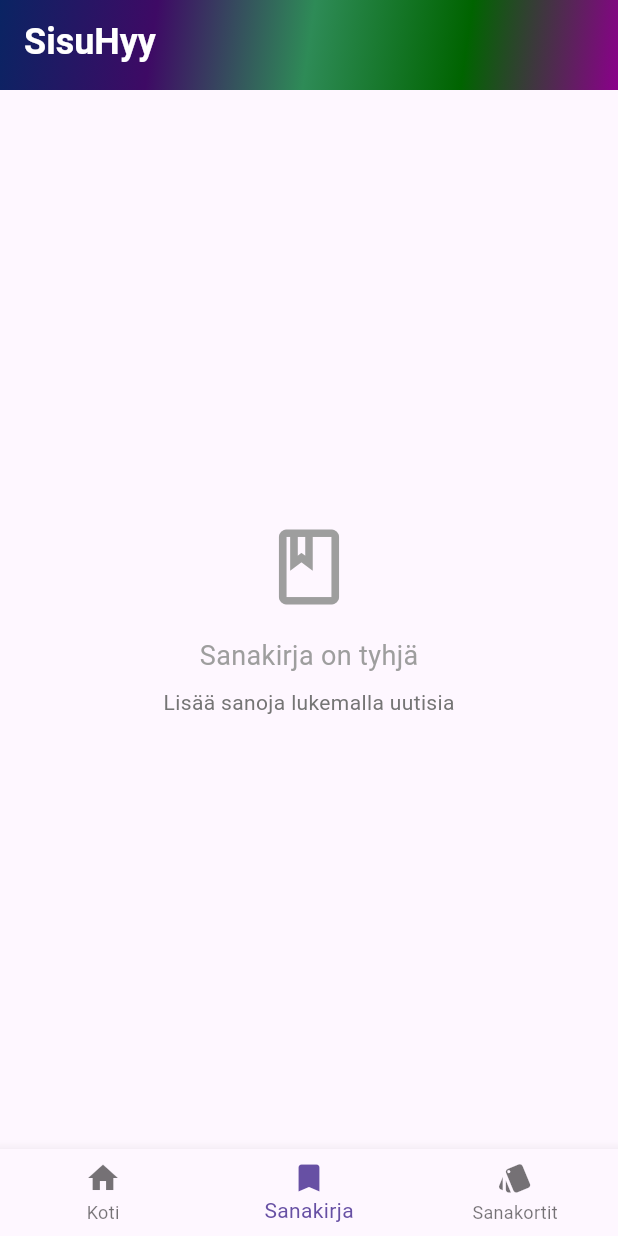
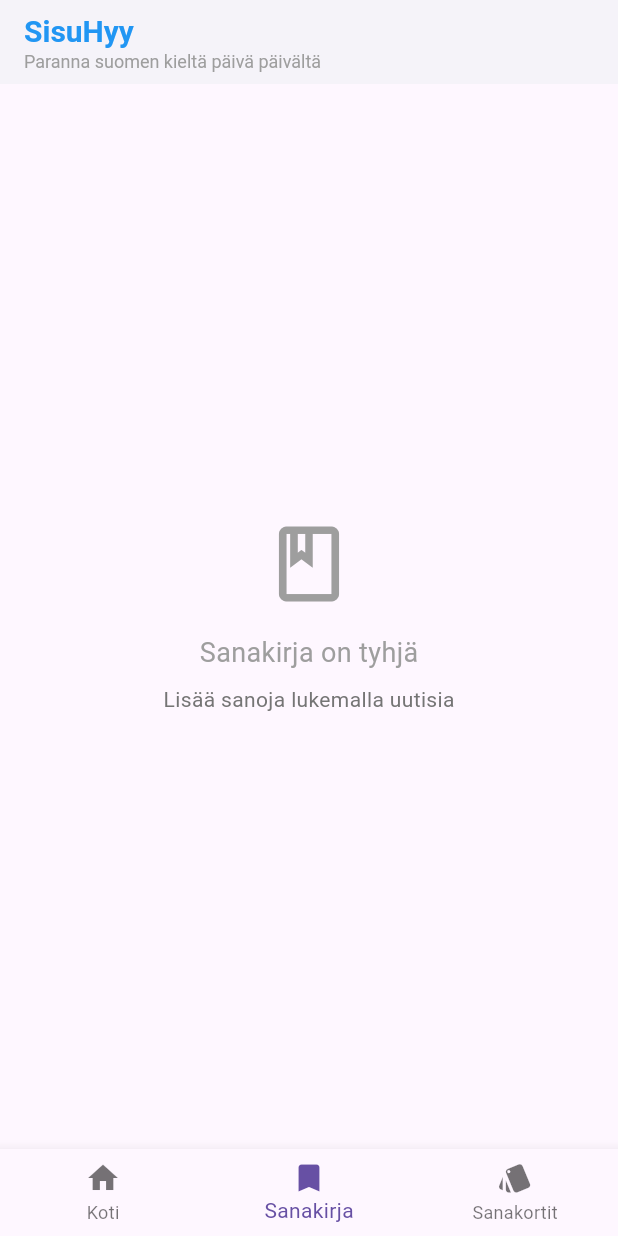
Before and after one commit to monodara/Suomi-Opinto-Avustaja, a Flutter app: the screen it shows after launch, item 2 of the bottom bar chosen, on a phone screen of 412 x 824 dp. Run offline on Flutter 3.47's test engine with Material 3 defaults, Android fonts, the phone set to English and light mode, and no system bars; our stand-ins replace hive, hive_flutter; accounts and stored records are empty; generated files the repository leaves out were written again; network calls fail.

Commit message:
Styled home page.

```diff
--- a/frontend/lib/main.dart
+++ b/frontend/lib/main.dart
@@ -56,7 +56,7 @@ class MyApp extends StatelessWidget {
         appBarTheme: const AppBarTheme(
           backgroundColor: Colors.transparent,
           foregroundColor: Colors.white,
-          elevation: 0,
+          elevation: 2,
         ),
       ),
       home: const MainApp(),
@@ -98,32 +98,29 @@ class _MainAppState extends State<MainApp> {
 
   @override
   Widget build(BuildContext context) {
-    final pages = [
-      HomePage(),
-      const WordbookPage(),
-      const FlashcardListPage(),
-    ];
+    final pages = [HomePage(), const WordbookPage(), const FlashcardListPage()];
 
     return Scaffold(
-      appBar: PreferredSize(
-        preferredSize: const Size.fromHeight(60.0),
-        child: Container(
-          decoration: BoxDecoration(
-            gradient: AuroraGradient.createAuroraGradient(),
-          ),
-          child: AppBar(
-            title: const Text(
+      appBar: AppBar(
+        backgroundColor: Colors.white, // White background
+        foregroundColor: Colors.black, // Black foreground for icons/text
+        elevation: 2,
+        title: Column(
+          crossAxisAlignment: CrossAxisAlignment.start,
+          children: const [
+            Text(
               'SisuHyy',
               style: TextStyle(
-                color: Colors.white,
-                fontSize: 24,
+                color: Colors.blue, // Dark blue color for the title
+                fontSize: 20,
                 fontWeight: FontWeight.bold,
               ),
             ),
-            backgroundColor: Colors.transparent,
-            foregroundColor: Colors.white,
-            elevation: 0,
-          ),
+            Text(
+              'Paranna suomen kieltä päivä päivältä',
+              style: TextStyle(color: Colors.grey, fontSize: 12),
+            ),
+          ],
         ),
       ),
       body: _selectedArticle == null
@@ -150,10 +147,7 @@ class _MainAppState extends State<MainApp> {
             icon: Icon(Icons.bookmark),
             label: 'Sanakirja',
           ),
-          BottomNavigationBarItem(
-            icon: Icon(Icons.style),
-            label: 'Sanakortit',
-          ),
+          BottomNavigationBarItem(icon: Icon(Icons.style), label: 'Sanakortit'),
         ],
       ),
     );
```
Also changed, not shown: frontend/lib/pages/home.dart (+98 -88 lines).
